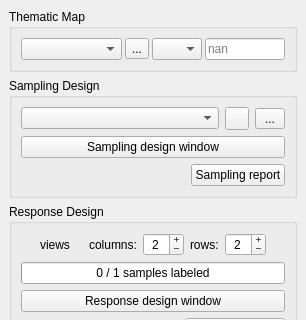
The window that ui/acatama_dockwidget.ui (SMByC/AcATaMa) describes before a commit, drawn with Qt 5; both pictures show x 0 to 306 and y 0 to 320 of the 306 by 719 pixel window.
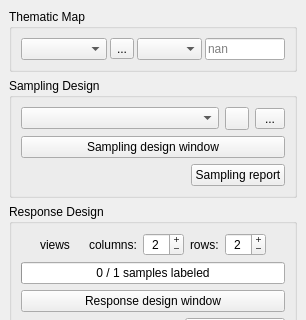
The same window after the commit. Icons and pictures are not drawn. Custom widgets are drawn as their Qt base class.

Commit message: Many changes to adjust and fix the sampling map in stratified sampling. Print the sampling report when the sampling map and thematic map are different. Other fixes.

```diff
--- a/ui/acatama_dockwidget.ui
+++ b/ui/acatama_dockwidget.ui
@@ -81,13 +81,16 @@
            <widget class="QComboBox" name="QCBox_band_ThematicMap">
             <property name="maximumSize">
              <size>
-              <width>50</width>
+              <width>65</width>
               <height>16777215</height>
              </size>
             </property>
             <property name="toolTip">
              <string>Band</string>
             </property>
+            <property name="sizeAdjustPolicy">
+             <enum>QComboBox::AdjustToContents</enum>
+            </property>
            </widget>
           </item>
           <item>
```
The commit also changes 9 other files.
